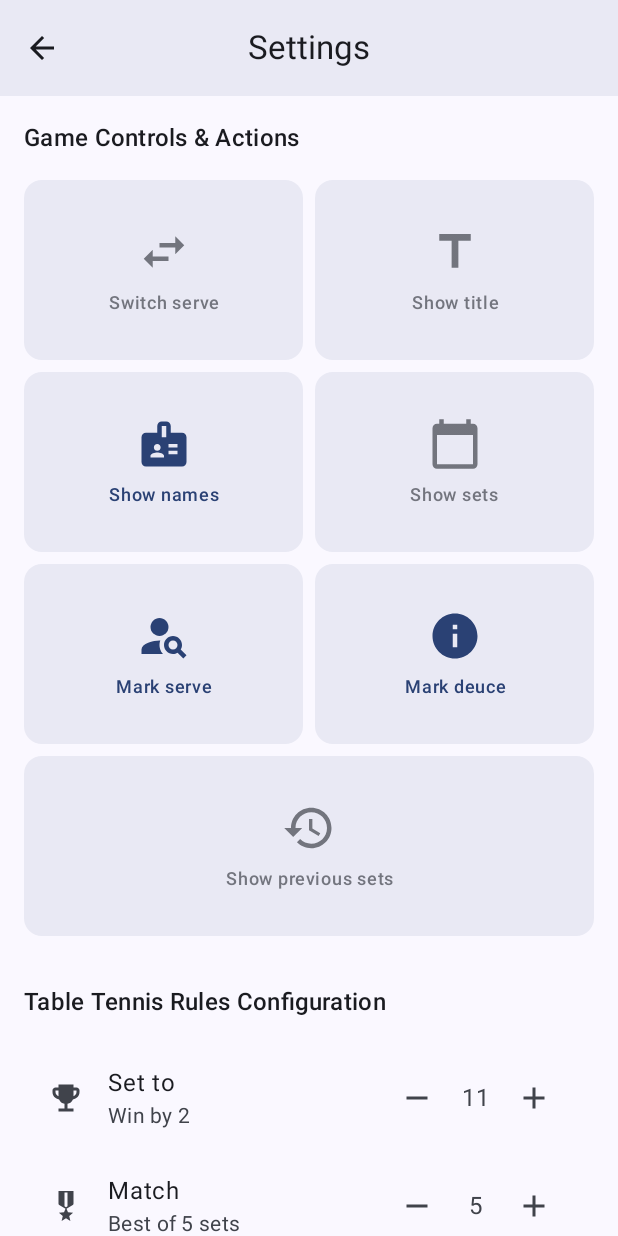
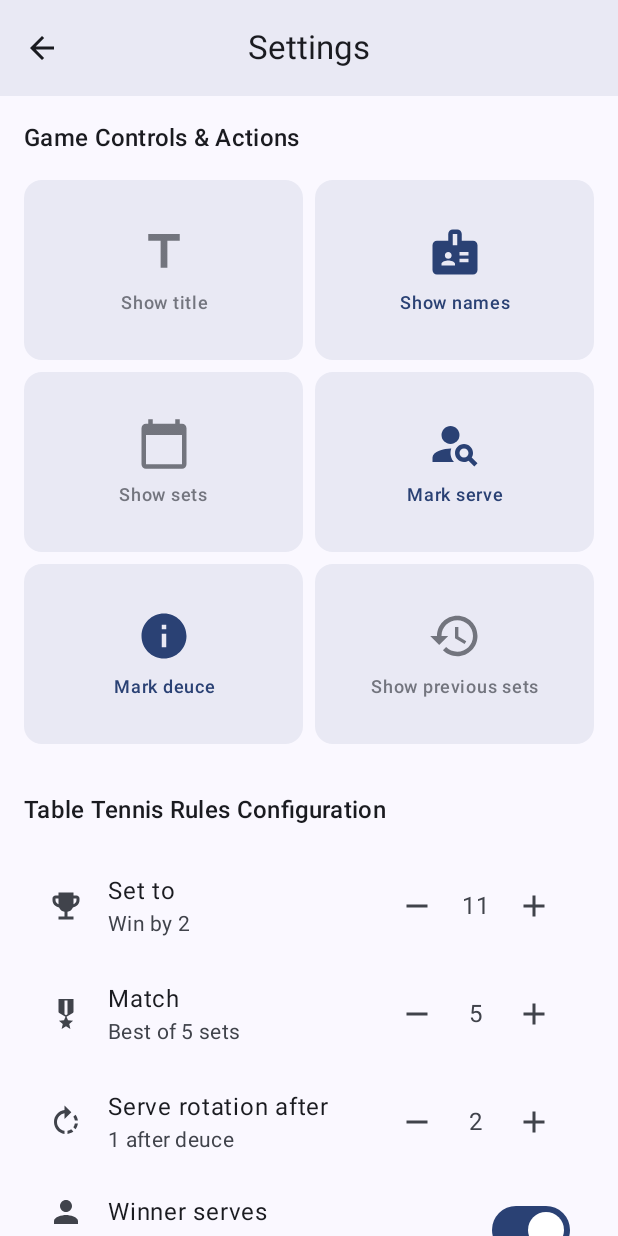
Before and after one commit to VictorHerreraO/Score-count, an Android app built with Jetpack Compose: the SettingsScreen screen opened through its navigation route, after a tap on "Show title", on a phone screen of 412 x 824 dp. Run offline under Robolectric (Android 15) with nearby library versions, the phone set to English and light mode, and no system bars; our stand-ins replace Dagger/Hilt's generated code.

Commit message:
refactor: Migrate settings persistence from SharedPreferences to DataStore
This commit replaces the `SharedPreferences` implementation for storing game settings with `Preferences DataStore`, enabling a more modern, robust, and reactive approach to data persistence.

Key changes:
- **Added DataStore Dependency**: Included `androidx.datastore:datastore-preferences` in `build.gradle.kts` and `libs.versions.toml`.
- **Replaced SharedPreferences**:
    - Removed `SharedPreferences` provider from `DataModule.kt`.
    - Introduced a `DataStore<Preferences>` provider using a `preferencesDataStore` delegate in `SettingsDataStore.kt`.
- **Updated SettingsLocalDataSource**:
    - Replaced `SharedPreferences` with `DataStore<Preferences>` injection.
    - Converted `getSettings()` to return a `Flow<GameSettings>`, making settings data stream-based and reactive.
    - Updated `saveSettings()` to use the asynchronous `dataStore.edit()` function.
    - Replaced string constants with type-safe `booleanPreferencesKey` and `intPreferencesKey`.
- **Decoupled SettingsScreen**:
    - Removed the "Switch serve" action item and the `ScoreViewModel` dependency from the `SettingsScreen` and its previews, improving separation of concerns.
- **Updated Documentation**:
    - Updated `ARCHITECTURE.md`, `COMPLETED.md`, and `MEMORY.md` to reflect the migration to `DataStore` and outline next testing steps.

```diff
--- a/app/build.gradle.kts
+++ b/app/build.gradle.kts
@@ -57,6 +57,7 @@ android {
 
 dependencies {
     implementation(libs.androidx.core.ktx)
+    implementation(libs.androidx.datastore.preferences)
     // Remove material if only using Compose Material 3
     // implementation(libs.material)
 
--- a/app/src/main/java/com/soyvictorherrera/scorecount/MainActivity.kt
+++ b/app/src/main/java/com/soyvictorherrera/scorecount/MainActivity.kt
@@ -3,7 +3,6 @@ package com.soyvictorherrera.scorecount
 import android.os.Bundle
 import androidx.activity.ComponentActivity
 import androidx.activity.compose.setContent
-import androidx.activity.viewModels
 import androidx.hilt.navigation.compose.hiltViewModel
 import androidx.navigation.compose.NavHost
 import androidx.navigation.compose.composable
@@ -35,10 +34,8 @@ class MainActivity : ComponentActivity() {
                     }
                     composable(Screen.SettingsScreen.route) {
                         val settingsViewModel: SettingsViewModel = hiltViewModel()
-                        val scoreViewModel: ScoreViewModel = hiltViewModel() // For Switch Serve action
                         SettingsScreen(
                             onNavigateBack = { navController.popBackStack() },
-                            scoreViewModel = scoreViewModel,
                             settingsViewModel = settingsViewModel
                         )
                     }
--- /dev/null
+++ b/app/src/main/java/com/soyvictorherrera/scorecount/data/datasource/SettingsDataStore.kt
@@ -0,0 +1,8 @@
+package com.soyvictorherrera.scorecount.data.datasource
+
+import android.content.Context
+import androidx.datastore.core.DataStore
+import androidx.datastore.preferences.core.Preferences
+import androidx.datastore.preferences.preferencesDataStore
+
+val Context.settingsDataStore: DataStore<Preferences> by preferencesDataStore(name = "settings")
--- a/app/src/main/java/com/soyvictorherrera/scorecount/data/datasource/SettingsLocalDataSource.kt
+++ b/app/src/main/java/com/soyvictorherrera/scorecount/data/datasource/SettingsLocalDataSource.kt
@@ -1,67 +1,66 @@
 package com.soyvictorherrera.scorecount.data.datasource
 
-import android.content.SharedPreferences
+import androidx.datastore.core.DataStore
+import androidx.datastore.preferences.core.Preferences
+import androidx.datastore.preferences.core.booleanPreferencesKey
+import androidx.datastore.preferences.core.edit
+import androidx.datastore.preferences.core.intPreferencesKey
 import com.soyvictorherrera.scorecount.domain.model.GameSettings
-import kotlinx.coroutines.Dispatchers
 import kotlinx.coroutines.flow.Flow
-import kotlinx.coroutines.flow.flow
-import kotlinx.coroutines.flow.flowOn
-import kotlinx.coroutines.withContext
+import kotlinx.coroutines.flow.map
 import javax.inject.Inject
 
 class SettingsLocalDataSource @Inject constructor(
-    private val sharedPreferences: SharedPreferences
+    private val dataStore: DataStore<Preferences>
 ) {
 
-    companion object {
-        const val KEY_SHOW_TITLE = "show_title"
-        const val KEY_SHOW_NAMES = "show_names"
-        const val KEY_SHOW_SETS = "show_sets"
-        const val KEY_MARK_SERVE = "mark_serve"
-        const val KEY_MARK_DEUCE = "mark_deuce"
-        const val KEY_SHOW_PREVIOUS_SETS = "show_previous_sets"
-        const val KEY_POINTS_TO_WIN_SET = "points_to_win_set"
-        const val KEY_WIN_BY_TWO = "win_by_two" // Not in UI yet, but in model
-        const val KEY_NUMBER_OF_SETS = "number_of_sets"
-        const val KEY_SERVE_ROTATION_AFTER_POINTS = "serve_rotation_after_points"
-        const val KEY_SERVE_CHANGE_AFTER_DEUCE = "serve_change_after_deuce" // Not in UI yet, but in model
-        const val KEY_WINNER_SERVES_NEXT_GAME = "winner_serves_next_game"
+    private object PreferencesKeys {
+        val KEY_SHOW_TITLE = booleanPreferencesKey("show_title")
+        val KEY_SHOW_NAMES = booleanPreferencesKey("show_names")
+        val KEY_SHOW_SETS = booleanPreferencesKey("show_sets")
+        val KEY_MARK_SERVE = booleanPreferencesKey("mark_serve")
+        val KEY_MARK_DEUCE = booleanPreferencesKey("mark_deuce")
+        val KEY_SHOW_PREVIOUS_SETS = booleanPreferencesKey("show_previous_sets")
+        val KEY_POINTS_TO_WIN_SET = intPreferencesKey("points_to_win_set")
+        val KEY_WIN_BY_TWO = booleanPreferencesKey("win_by_two")
+        val KEY_NUMBER_OF_SETS = intPreferencesKey("number_of_sets")
+        val KEY_SERVE_ROTATION_AFTER_POINTS = intPreferencesKey("serve_rotation_after_points")
+        val KEY_SERVE_CHANGE_AFTER_DEUCE = intPreferencesKey("serve_change_after_deuce")
+        val KEY_WINNER_SERVES_NEXT_GAME = booleanPreferencesKey("winner_serves_next_game")
     }
 
-    fun getSettings(): Flow<GameSettings> = flow {
+    fun getSettings(): Flow<GameSettings> = dataStore.data.map { preferences ->
         val default = GameSettings()
-        val settings = GameSettings(
-            showTitle = sharedPreferences.getBoolean(KEY_SHOW_TITLE, default.showTitle),
-            showNames = sharedPreferences.getBoolean(KEY_SHOW_NAMES, default.showNames),
-            showSets = sharedPreferences.getBoolean(KEY_SHOW_SETS, default.showSets),
-            markServe = sharedPreferences.getBoolean(KEY_MARK_SERVE, default.markServe),
-            markDeuce = sharedPreferences.getBoolean(KEY_MARK_DEUCE, default.markDeuce),
-            showPreviousSets = sharedPreferences.getBoolean(KEY_SHOW_PREVIOUS_SETS, default.showPreviousSets),
-            pointsToWinSet = sharedPreferences.getInt(KEY_POINTS_TO_WIN_SET, default.pointsToWinSet),
-            winByTwo = sharedPreferences.getBoolean(KEY_WIN_BY_TWO, default.winByTwo),
-            numberOfSets = sharedPreferences.getInt(KEY_NUMBER_OF_SETS, default.numberOfSets),
-            serveRotationAfterPoints = sharedPreferences.getInt(KEY_SERVE_ROTATION_AFTER_POINTS, default.serveRotationAfterPoints),
-            serveChangeAfterDeuce = sharedPreferences.getInt(KEY_SERVE_CHANGE_AFTER_DEUCE, default.serveChangeAfterDeuce),
-            winnerServesNextGame = sharedPreferences.getBoolean(KEY_WINNER_SERVES_NEXT_GAME, default.winnerServesNextGame)
+        GameSettings(
+            showTitle = preferences[PreferencesKeys.KEY_SHOW_TITLE] ?: default.showTitle,
+            showNames = preferences[PreferencesKeys.KEY_SHOW_NAMES] ?: default.showNames,
+            showSets = preferences[PreferencesKeys.KEY_SHOW_SETS] ?: default.showSets,
+            markServe = preferences[PreferencesKeys.KEY_MARK_SERVE] ?: default.markServe,
+            markDeuce = preferences[PreferencesKeys.KEY_MARK_DEUCE] ?: default.markDeuce,
+            showPreviousSets = preferences[PreferencesKeys.KEY_SHOW_PREVIOUS_SETS] ?: default.showPreviousSets,
+            pointsToWinSet = preferences[PreferencesKeys.KEY_POINTS_TO_WIN_SET] ?: default.pointsToWinSet,
+            winByTwo = preferences[PreferencesKeys.KEY_WIN_BY_TWO] ?: default.winByTwo,
+            numberOfSets = preferences[PreferencesKeys.KEY_NUMBER_OF_SETS] ?: default.numberOfSets,
+            serveRotationAfterPoints = preferences[PreferencesKeys.KEY_SERVE_ROTATION_AFTER_POINTS] ?: default.serveRotationAfterPoints,
+            serveChangeAfterDeuce = preferences[PreferencesKeys.KEY_SERVE_CHANGE_AFTER_DEUCE] ?: default.serveChangeAfterDeuce,
+            winnerServesNextGame = preferences[PreferencesKeys.KEY_WINNER_SERVES_NEXT_GAME] ?: default.winnerServesNextGame
         )
-        emit(settings)
-    }.flowOn(Dispatchers.IO)
+    }
 
-    suspend fun saveSettings(settings: GameSettings) = withContext(Dispatchers.IO) {
-        sharedPreferences.edit().apply {
-            putBoolean(KEY_SHOW_TITLE, settings.showTitle)
-            putBoolean(KEY_SHOW_NAMES, settings.showNames)
-            putBoolean(KEY_SHOW_SETS, settings.showSets)
-            putBoolean(KEY_MARK_SERVE, settings.markServe)
-            putBoolean(KEY_MARK_DEUCE, settings.markDeuce)
-            putBoolean(KEY_SHOW_PREVIOUS_SETS, settings.showPreviousSets)
-            putInt(KEY_POINTS_TO_WIN_SET, settings.pointsToWinSet)
-            putBoolean(KEY_WIN_BY_TWO, settings.winByTwo)
-            putInt(KEY_NUMBER_OF_SETS, settings.numberOfSets)
-            putInt(KEY_SERVE_ROTATION_AFTER_POINTS, settings.serveRotationAfterPoints)
-            putInt(KEY_SERVE_CHANGE_AFTER_DEUCE, settings.serveChangeAfterDeuce)
-            putBoolean(KEY_WINNER_SERVES_NEXT_GAME, settings.winnerServesNextGame)
-            apply()
+    suspend fun saveSettings(settings: GameSettings) {
+        dataStore.edit { preferences ->
+            preferences[PreferencesKeys.KEY_SHOW_TITLE] = settings.showTitle
+            preferences[PreferencesKeys.KEY_SHOW_NAMES] = settings.showNames
+            preferences[PreferencesKeys.KEY_SHOW_SETS] = settings.showSets
+            preferences[PreferencesKeys.KEY_MARK_SERVE] = settings.markServe
+            preferences[PreferencesKeys.KEY_MARK_DEUCE] = settings.markDeuce
+            preferences[PreferencesKeys.KEY_SHOW_PREVIOUS_SETS] = settings.showPreviousSets
+            preferences[PreferencesKeys.KEY_POINTS_TO_WIN_SET] = settings.pointsToWinSet
+            preferences[PreferencesKeys.KEY_WIN_BY_TWO] = settings.winByTwo
+            preferences[PreferencesKeys.KEY_NUMBER_OF_SETS] = settings.numberOfSets
+            preferences[PreferencesKeys.KEY_SERVE_ROTATION_AFTER_POINTS] = settings.serveRotationAfterPoints
+            preferences[PreferencesKeys.KEY_SERVE_CHANGE_AFTER_DEUCE] = settings.serveChangeAfterDeuce
+            preferences[PreferencesKeys.KEY_WINNER_SERVES_NEXT_GAME] = settings.winnerServesNextGame
         }
     }
 }
--- a/app/src/main/java/com/soyvictorherrera/scorecount/di/DataModule.kt
+++ b/app/src/main/java/com/soyvictorherrera/scorecount/di/DataModule.kt
@@ -1,9 +1,10 @@
 package com.soyvictorherrera.scorecount.di
 
 import android.content.Context
-import android.content.SharedPreferences
+import androidx.datastore.core.DataStore
+import androidx.datastore.preferences.core.Preferences
 import com.soyvictorherrera.scorecount.data.datasource.LocalScoreDataSource
-import com.soyvictorherrera.scorecount.data.datasource.SettingsLocalDataSource
+import com.soyvictorherrera.scorecount.data.datasource.settingsDataStore
 import com.soyvictorherrera.scorecount.domain.repository.SettingsRepository
 import dagger.Module
 import dagger.Provides
@@ -24,13 +25,7 @@ object DataModule {
 
     @Provides
     @Singleton
-    fun provideSharedPreferences(@ApplicationContext context: Context): SharedPreferences {
-        return context.getSharedPreferences("score_count_prefs", Context.MODE_PRIVATE)
-    }
-
-    @Provides
-    @Singleton
-    fun provideSettingsLocalDataSource(sharedPreferences: SharedPreferences): SettingsLocalDataSource {
-        return SettingsLocalDataSource(sharedPreferences)
+    fun provideSettingsDataStore(@ApplicationContext context: Context): DataStore<Preferences> {
+        return context.settingsDataStore
     }
 }
--- a/app/src/main/java/com/soyvictorherrera/scorecount/ui/scorescreen/ScoreScreen.kt
+++ b/app/src/main/java/com/soyvictorherrera/scorecount/ui/scorescreen/ScoreScreen.kt
@@ -46,7 +46,11 @@ fun ScoreScreen(
         Scaffold(
             topBar = {
                 TopAppBar(
-                    title = { Text("Table Tennis", fontWeight = FontWeight.Bold) },
+                    title = {
+                        if (gameSettings?.showTitle == true) {
+                            Text("Table Tennis", fontWeight = FontWeight.Bold)
+                        }
+                    },
                     actions = {
                         IconButton(onClick = { /* TODO: History action */ }) {
                             Icon(Icons.Default.History, contentDescription = "History")
--- a/app/src/main/java/com/soyvictorherrera/scorecount/ui/settings/SettingsScreen.kt
+++ b/app/src/main/java/com/soyvictorherrera/scorecount/ui/settings/SettingsScreen.kt
@@ -22,15 +22,14 @@ import androidx.compose.material.icons.automirrored.filled.RotateRight
 import androidx.compose.material.icons.filled.Add
 import androidx.compose.material.icons.filled.Badge
 import androidx.compose.material.icons.filled.CalendarToday
-import androidx.compose.material.icons.filled.EmojiEvents // Trophy icon for "Set to"
+import androidx.compose.material.icons.filled.EmojiEvents
 import androidx.compose.material.icons.filled.History
 import androidx.compose.material.icons.filled.Info
-import androidx.compose.material.icons.filled.MilitaryTech // Medal icon for "Match"
-import androidx.compose.material.icons.filled.Person // For "Winner serves"
+import androidx.compose.material.icons.filled.MilitaryTech
+import androidx.compose.material.icons.filled.Person
 import androidx.compose.material.icons.filled.PersonSearch
 import androidx.compose.material.icons.filled.Remove
-import androidx.compose.material.icons.filled.SwapHoriz
-import androidx.compose.material.icons.filled.Title // Keep for "Show title" action button
+import androidx.compose.material.icons.filled.Title
 import androidx.compose.material3.Card
 import androidx.compose.material3.CardDefaults
 import androidx.compose.material3.CenterAlignedTopAppBar
@@ -61,7 +60,6 @@ import com.soyvictorherrera.scorecount.domain.model.GameState
 import com.soyvictorherrera.scorecount.domain.model.Player
 import com.soyvictorherrera.scorecount.domain.repository.ScoreRepository
 import com.soyvictorherrera.scorecount.domain.repository.SettingsRepository
-import com.soyvictorherrera.scorecount.ui.scorescreen.ScoreViewModel
 import com.soyvictorherrera.scorecount.ui.theme.ScoreCountTheme
 import kotlinx.coroutines.flow.MutableStateFlow
 import kotlinx.coroutines.flow.StateFlow
@@ -104,13 +102,11 @@ sealed class SettingItemData {
 @Composable
 fun SettingsScreen(
     onNavigateBack: () -> Unit,
-    scoreViewModel: ScoreViewModel = hiltViewModel(),
     settingsViewModel: SettingsViewModel = hiltViewModel()
 ) {
     val settings by settingsViewModel.settings.collectAsState()
 
     val gameControls = listOf(
-        SettingItemData.ActionItem("Switch serve", Icons.Filled.SwapHoriz) { scoreViewModel.manualSwitchServe() },
         SettingItemData.ToggleItem("Show title", Icons.Filled.Title, settings.showTitle) { settingsViewModel.updateShowTitle(it) },
         SettingItemData.ToggleItem("Show names", Icons.Filled.Badge, settings.showNames) { settingsViewModel.updateShowNames(it) },
         SettingItemData.ToggleItem("Show sets", Icons.Filled.CalendarToday, settings.showSets) { settingsViewModel.updateShowSets(it) },
@@ -416,15 +412,6 @@ fun SettingsScreenPreview() {
             val fakeScoreRepo = FakeScoreRepositoryPreview()
             SettingsScreen(
                 onNavigateBack = {},
-                scoreViewModel = ScoreViewModel(
-                    settingsRepository = fakeSettingsRepo,
-                    getGameStateUseCase = com.soyvictorherrera.scorecount.domain.usecase.GetGameStateUseCase(fakeScoreRepo),
-                    incrementScoreUseCase = com.soyvictorherrera.scorecount.domain.usecase.IncrementScoreUseCase(fakeScoreRepo),
-                    decrementScoreUseCase = com.soyvictorherrera.scorecount.domain.usecase.DecrementScoreUseCase(fakeScoreRepo),
-                    manualSwitchServeUseCase = com.soyvictorherrera.scorecount.domain.usecase.ManualSwitchServeUseCase(fakeScoreRepo),
-                    resetGameUseCase = com.soyvictorherrera.scorecount.domain.usecase.ResetGameUseCase(fakeScoreRepo),
-                    undoLastActionUseCase = com.soyvictorherrera.scorecount.domain.usecase.UndoLastActionUseCase(fakeScoreRepo)
-                ),
                 settingsViewModel = SettingsViewModel(fakeSettingsRepo)
             )
         }
@@ -456,7 +443,7 @@ fun ToggleSettingCardPreviewUnchecked() {
 fun ActionSettingCardPreview() {
     ScoreCountTheme {
         ActionSettingCard(
-            SettingItemData.ActionItem("Switch Serve", Icons.Filled.SwapHoriz) {}
+            SettingItemData.ActionItem("Switch Serve", Icons.AutoMirrored.Filled.ArrowBack) {}
         )
     }
 }
--- a/gradle/libs.versions.toml
+++ b/gradle/libs.versions.toml
@@ -16,6 +16,7 @@ hilt = "2.51.1"
 ksp-version = "2.0.21-1.0.27"
 navigation-compose = "2.8.0-beta06" # Added navigation compose version
 hilt-navigation-compose = "1.2.0"
+datastore-preferences = "1.1.7"
 
 [libraries]
 androidx-core-ktx = { group = "androidx.core", name = "core-ktx", version.ref = "coreKtx" }
@@ -24,6 +25,7 @@ androidx-junit = { group = "androidx.test.ext", name = "junit", version.ref = "j
 androidx-espresso-core = { group = "androidx.test.espresso", name = "espresso-core", version.ref = "espressoCore" }
 androidx-appcompat = { group = "androidx.appcompat", name = "appcompat", version.ref = "appcompat" }
 material = { group = "com.google.android.material", name = "material", version.ref = "material" }
+androidx-datastore-preferences = { group = "androidx.datastore", name = "datastore-preferences", version.ref = "datastore-preferences" }
 
 # Jetpack Compose
 androidx-compose-bom = { group = "androidx.compose", name = "compose-bom", version.ref = "compose-bom" }
```
Also changed, not shown: 3 other files.
